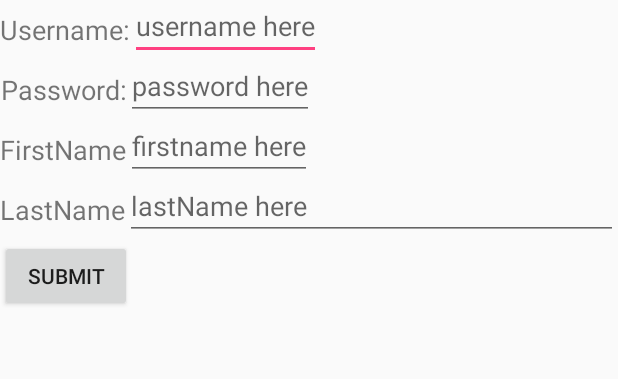
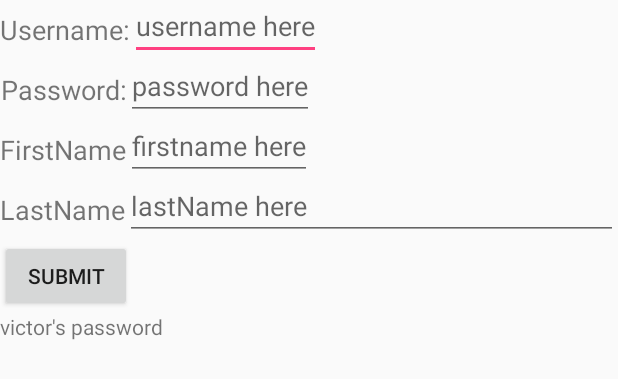
Before and after one commit to Ticzu/Five-Guys, an Android app: the layout registerview.xml on its own in the app's theme, with its tools: preview values and no code run, on a phone screen of 412 x 824 dp. Shown: the top 379 px of the screen. Run offline under Robolectric (Android 15) with nearby library versions, the phone set to English and light mode, and no system bars.

```diff
--- a/hw_challenge/src/main/res/layout/registerview.xml
+++ b/hw_challenge/src/main/res/layout/registerview.xml
@@ -90,7 +90,13 @@
         android:id="@id/btnSubmit"
         android:layout_below="@id/txtlname"
         />
-
+    <TextView
+        android:text="victor's password"
+        android:layout_width="wrap_content"
+        android:layout_height="wrap_content"
+        android:id="@+id/display"
+        android:layout_below="@id/btnSubmit"
+        />
 
 
 
```
Also changed, not shown: hw_challenge/src/main/java/com/example/hw_challenge/Register.java (+72 -39 lines).
